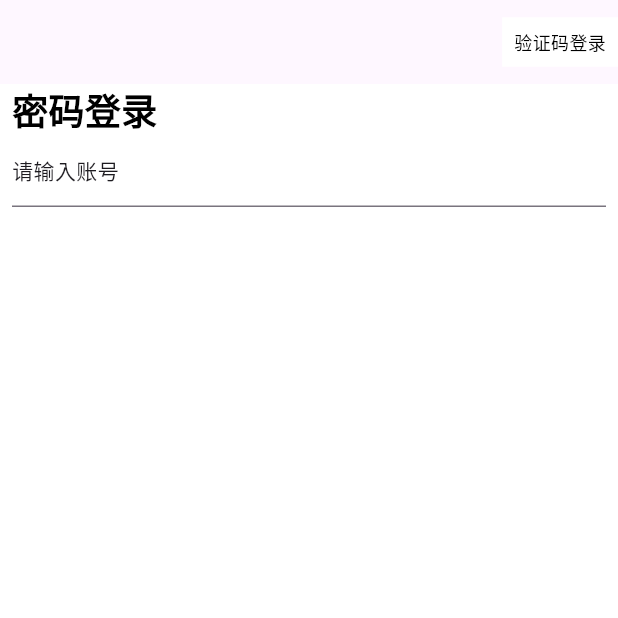
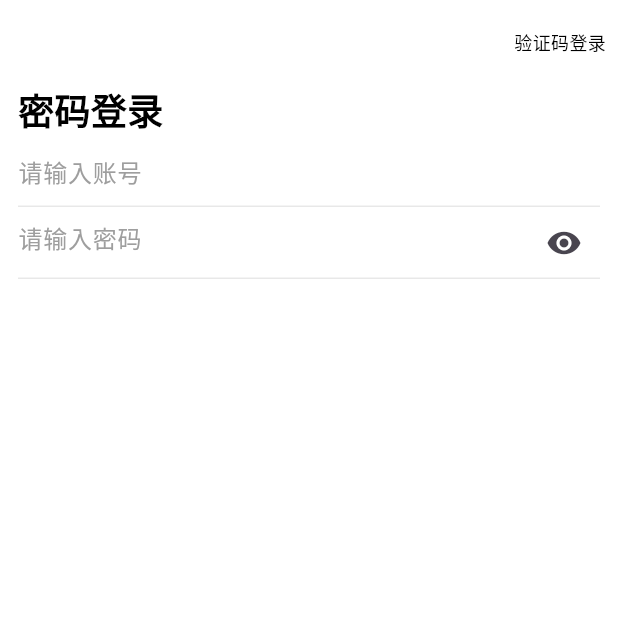
Before and after one commit to cjb-hio/project_deer, a Flutter app: the screen it shows after launch, on a phone screen of 412 x 824 dp, the top half of it. Run offline on Flutter 3.47's test engine with Material 3 defaults, Android fonts, the phone set to English and light mode, and no system bars; our stand-ins replace carousel_slider, flutter_riverpod, go_router, logger, rxdart.

Commit message:
集成riverpod mvvm

```diff
--- a/lib/main.dart
+++ b/lib/main.dart
@@ -1,9 +1,10 @@
 import 'package:flutter/material.dart';
+import 'package:flutter_riverpod/flutter_riverpod.dart';
 import 'package:project_deer/core/go_router.dart';
 import 'package:project_deer/ui/SplashPage.dart';
 
 void main() {
-  runApp(const MyApp());
+  runApp(ProviderScope(child: const MyApp()));
 }
 
 class MyApp extends StatelessWidget {
@@ -20,6 +21,22 @@ class MyApp extends StatelessWidget {
         scaffoldBackgroundColor: Colors.white,
         cardColor: Colors.white,
         canvasColor: Colors.white,
+
+        textSelectionTheme: TextSelectionThemeData(
+          cursorColor: Colors.blue, // 全局光标颜色
+          selectionHandleColor: Colors.blue,
+        ),
+
+        appBarTheme: AppBarTheme(backgroundColor: Colors.white),
+        inputDecorationTheme: InputDecorationThemeData(
+          hintStyle: TextStyle(color: Colors.grey, fontSize: 16),
+          enabledBorder: UnderlineInputBorder(
+            borderSide: BorderSide(color: Colors.grey.withAlpha(60)),
+          ),
+          focusedBorder: UnderlineInputBorder(
+            borderSide: BorderSide(color: Colors.blue),
+          ),
+        ),
       ),
     );
   }
--- a/lib/ui/LoginPage.dart
+++ b/lib/ui/LoginPage.dart
@@ -1,12 +1,23 @@
 import 'package:flutter/material.dart';
+import 'package:flutter_riverpod/flutter_riverpod.dart';
 import 'package:project_deer/style/text_style.dart';
+import 'package:project_deer/ui/viewmodel/LoginViewModel.dart';
 import 'package:project_deer/ui/widget/input_text.dart';
 
-class LoginPage extends StatelessWidget {
+class LoginPage extends ConsumerWidget {
   const LoginPage({super.key});
 
   @override
-  Widget build(BuildContext context) {
+  Widget build(BuildContext context, WidgetRef ref) {
+    final viewModel = ref.read(loginViewModel.notifier);
+    final isLoginEnable = ref.watch(
+      loginViewModel.select((state) => state.isLoginEnable),
+    );
+    var usernameController = ref.watch(usernameControllerProvider);
+    usernameController.addListener(() {
+      viewModel.updateUserName(usernameController.text);
+    });
+
     return Scaffold(
       appBar: AppBar(
         actions: [
@@ -18,12 +29,13 @@ class LoginPage extends StatelessWidget {
         ],
       ),
       body: Padding(
-        padding: EdgeInsets.symmetric(horizontal: 8),
+        padding: EdgeInsets.symmetric(horizontal: 12),
         child: Column(
           crossAxisAlignment: CrossAxisAlignment.start,
           children: [
             Text("密码登录", style: titleTextLarge),
-            AccountText(),
+            AccountText(controller: usernameController),
+            PasswordText(),
           ],
         ),
       ),
--- a/lib/ui/SplashPage.dart
+++ b/lib/ui/SplashPage.dart
@@ -31,7 +31,6 @@ class _SplashPageState extends State<SplashPage> {
   @override
   void dispose() {
     super.dispose();
-
     _streamSubscription?.cancel();
   }
 
--- /dev/null
+++ b/lib/ui/viewmodel/LoginViewModel.dart
@@ -0,0 +1,27 @@
+import 'package:flutter/cupertino.dart';
+import 'package:flutter_riverpod/flutter_riverpod.dart';
+import 'package:flutter_riverpod/legacy.dart';
+import 'package:project_deer/ui/state/LoginPageState.dart';
+
+class LoginViewModel extends StateNotifier<LoginPageState> {
+  LoginViewModel() : super(LoginPageState());
+
+  void updateUserName(String text) {
+    state = state.copyWith(name: text);
+
+  }
+
+  void updatePassword(String text) {
+    state = state.copyWith(password: text);
+  }
+}
+
+final loginViewModel = StateNotifierProvider<LoginViewModel, LoginPageState>((
+  ref,
+) {
+  return LoginViewModel();
+});
+
+final usernameControllerProvider = Provider.autoDispose<TextEditingController>(
+  (ref) => TextEditingController(),
+);
--- a/lib/ui/widget/input_text.dart
+++ b/lib/ui/widget/input_text.dart
@@ -1,10 +1,83 @@
 import 'package:flutter/material.dart';
+import 'package:project_deer/ui/widget/load_image.dart';
 
-class AccountText extends StatelessWidget {
-  const AccountText({super.key});
+class AccountText extends StatefulWidget {
+  final TextEditingController controller;
+
+  const AccountText({super.key, required this.controller});
+
+  @override
+  State<AccountText> createState() => _AccountTextState();
+}
+
+class _AccountTextState extends State<AccountText> {
+  bool _showDel = false;
+
+  @override
+  void initState() {
+    super.initState();
+    _showDel = widget.controller.text.isNotEmpty;
+  }
+
+  @override
+  void dispose() {
+    super.dispose();
+  }
 
   @override
   Widget build(BuildContext context) {
-    return TextField(decoration: InputDecoration(hint: Text("请输入账号")));
+    return TextField(
+      decoration: InputDecoration(
+        hintText: "请输入账号",
+        suffix: _showDel
+            ? LoadAssetsImage(
+                "qyg_shop_icon_delete",
+                prefix: "login",
+                width: 20,
+                height: 20,
+              )
+            : null,
+      ),
+      onChanged: (value) {
+        _showDel = value.isNotEmpty;
+      },
+    );
   }
 }
+
+class PasswordText extends StatefulWidget {
+  const PasswordText({super.key});
+
+  @override
+  State<PasswordText> createState() => _PasswordTextState();
+}
+
+class _PasswordTextState extends State<PasswordText> {
+  bool _obscureText = true;
+  final _controller = TextEditingController();
+
+  @override
+  void dispose() {
+    super.dispose();
+    _controller.dispose();
+  }
+
+  @override
+  Widget build(BuildContext context) {
+    return TextField(
+      controller: _controller,
+      obscureText: _obscureText,
+      decoration: InputDecoration(
+        hintText: "请输入密码",
+        suffixIcon: IconButton(
+          icon: Icon(_obscureText ? Icons.visibility : Icons.visibility_off),
+          onPressed: () {
+            setState(() {
+              _obscureText = !_obscureText; // 切换状态
+            });
+          },
+        ),
+      ),
+    );
+  }
+}
--- a/lib/ui/widget/load_image.dart
+++ b/lib/ui/widget/load_image.dart
@@ -5,6 +5,7 @@ class LoadAssetsImage extends StatelessWidget {
   final String name;
   final int? width;
   final int? height;
+  final String? prefix;
   final ImageFormat format;
   final BoxFit fit;
 
@@ -13,6 +14,7 @@ class LoadAssetsImage extends StatelessWidget {
     super.key,
     this.width,
     this.height,
+    this.prefix,
     this.format = ImageFormat.png,
     this.fit = BoxFit.scaleDown,
   });
@@ -20,8 +22,10 @@ class LoadAssetsImage extends StatelessWidget {
   @override
   Widget build(BuildContext context) {
     return Image.asset(
-      LocalImageUtil.getAssetsPath(name, format: format),
+      LocalImageUtil.getAssetsPath(name, prefix: prefix, format: format),
       fit: fit,
+      width: width?.toDouble(),
+      height: height?.toDouble(),
     );
   }
 }
--- a/lib/util/image_util.dart
+++ b/lib/util/image_util.dart
@@ -1,9 +1,11 @@
 class LocalImageUtil {
   static String getAssetsPath(
     String name, {
+    String? prefix,
     ImageFormat format = ImageFormat.png,
   }) {
-    return "assets/images/$name.${format.name}";
+    String p = prefix ?? "";
+    return "assets/images/$p/$name.${format.name}";
   }
 }
 
--- a/pubspec.yaml
+++ b/pubspec.yaml
@@ -38,6 +38,7 @@ dependencies:
   rxdart: ^0.28.0
   go_router: ^6.5.0  # 最新稳定版
   carousel_slider: ^5.0.0 #轮播图
+  flutter_riverpod: ^3.1.0
 
 dev_dependencies:
   flutter_test:
@@ -62,3 +63,4 @@ flutter:
   uses-material-design: true
   assets:
     - assets/images/
+    - assets/images/login/
```
Also changed, not shown: lib/style/text_style.dart (+7 -0 lines), lib/ui/state/LoginPageState.dart (added, +23 -0 lines).
